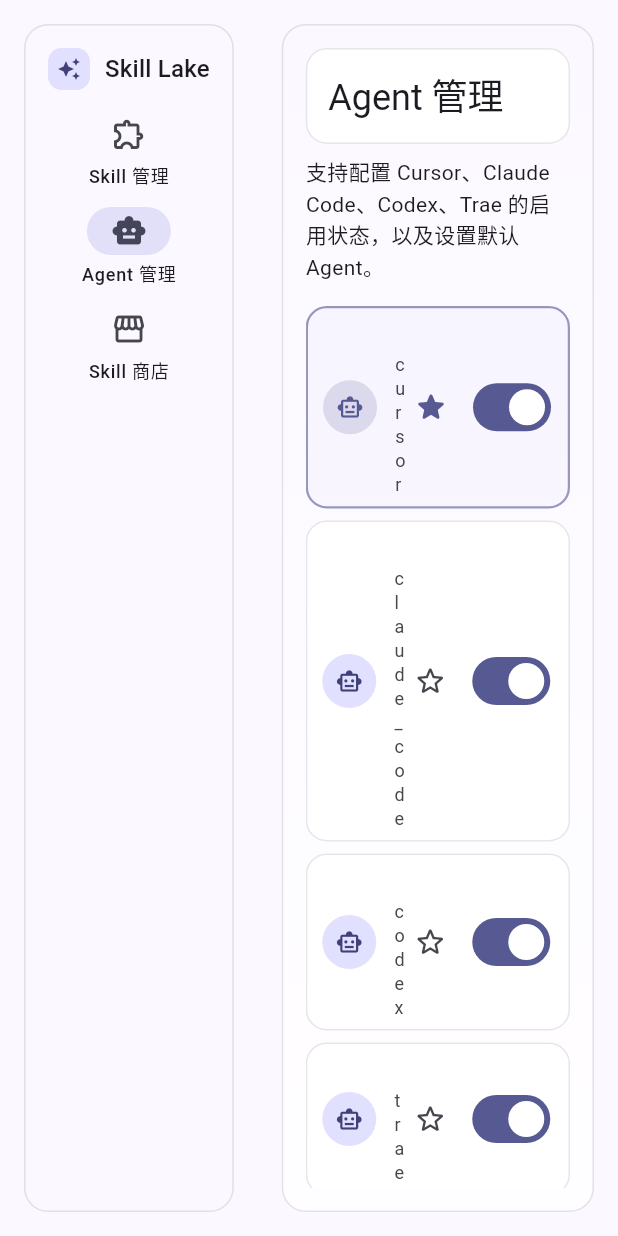
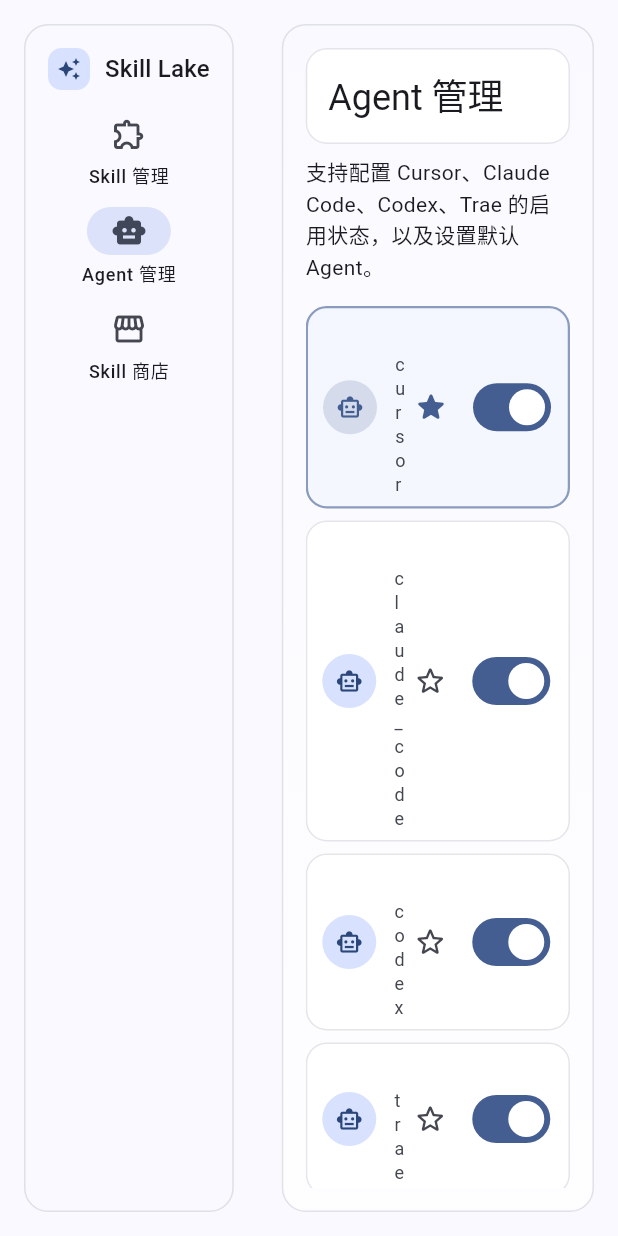
Before and after one commit to emlog/skill-lake, a Flutter app: the screen it shows after launch, after a tap on "Agent 管理", on a phone screen of 412 x 824 dp. Run offline on Flutter 3.47's test engine with Material 3 defaults, Android fonts, the phone set to English and light mode, and no system bars; our stand-ins replace file_picker.

Commit message:
refactor: update app branding, increment version, and unify theme configuration with system-adaptive Material 3 styles

```diff
--- a/lib/main.dart
+++ b/lib/main.dart
@@ -15,44 +15,45 @@
 class SkillLakeApp extends StatelessWidget {
   const SkillLakeApp({super.key});
 
-  @override
-  Widget build(BuildContext context) {
-    // 使用蓝紫色作为主色调，同时支持浅色和深色模式
-    const Color seedColor = Color(0xFF6366F1);
+  /// 构建通用主题的辅助方法，浅色/深色共享相同的结构定义。
+  ///
+  /// [brightness] 决定生成浅色还是深色主题。
+  /// 所有颜色均由 Material 3 的 ColorScheme.fromSeed 推导，
+  /// 不硬编码任何色值，确保跟随系统外观自适应。
+  static ThemeData _buildTheme(Brightness brightness) {
+    // macOS 原生系统蓝色 (Apple System Blue)
+    const Color seedColor = Color(0xFF007AFF);
+    final ColorScheme colorScheme = ColorScheme.fromSeed(
+      seedColor: seedColor,
+      brightness: brightness,
+    );
 
-    return MaterialApp(
-      title: 'Skill Lake',
-      debugShowCheckedModeBanner: false,
-      // 浅色主题：跟随系统浅色模式
-      theme: ThemeData(
-        colorScheme: ColorScheme.fromSeed(
-          seedColor: seedColor,
-          brightness: Brightness.light,
-        ),
+    return ThemeData(
+      colorScheme: colorScheme,
       useMaterial3: true,
       cardTheme: CardThemeData(
         elevation: 0,
         margin: EdgeInsets.zero,
         shape: RoundedRectangleBorder(
           borderRadius: BorderRadius.circular(14),
-            side: BorderSide(
-              color: Colors.grey.shade200,
-            ),
+          // 使用 ColorScheme 语义化边框色，自动适配深浅模式
+          side: BorderSide(color: colorScheme.outlineVariant),
         ),
       ),
       inputDecorationTheme: InputDecorationTheme(
         filled: true,
+        fillColor: colorScheme.surfaceContainerLowest,
         border: OutlineInputBorder(
           borderRadius: BorderRadius.circular(12),
-            borderSide: BorderSide(color: Colors.grey.shade300),
+          borderSide: BorderSide(color: colorScheme.outlineVariant),
         ),
         enabledBorder: OutlineInputBorder(
           borderRadius: BorderRadius.circular(12),
-            borderSide: BorderSide(color: Colors.grey.shade300),
+          borderSide: BorderSide(color: colorScheme.outlineVariant),
         ),
         focusedBorder: OutlineInputBorder(
           borderRadius: BorderRadius.circular(12),
-            borderSide: const BorderSide(color: seedColor, width: 1.4),
+          borderSide: BorderSide(color: colorScheme.primary, width: 1.4),
         ),
       ),
       snackBarTheme: SnackBarThemeData(
@@ -61,47 +62,19 @@
           borderRadius: BorderRadius.circular(12),
         ),
       ),
-      ),
-      // 深色主题：跟随系统深色模式
-      darkTheme: ThemeData(
-        colorScheme: ColorScheme.fromSeed(
-          seedColor: seedColor,
-          brightness: Brightness.dark,
-        ),
-        useMaterial3: true,
-        cardTheme: CardThemeData(
-          elevation: 0,
-          margin: EdgeInsets.zero,
-          shape: RoundedRectangleBorder(
-            borderRadius: BorderRadius.circular(14),
-            side: BorderSide(
-              color: Colors.grey.shade800,
-            ),
-          ),
-        ),
-        inputDecorationTheme: InputDecorationTheme(
-          filled: true,
-          border: OutlineInputBorder(
-            borderRadius: BorderRadius.circular(12),
-            borderSide: BorderSide(color: Colors.grey.shade700),
-          ),
-          enabledBorder: OutlineInputBorder(
-            borderRadius: BorderRadius.circular(12),
-            borderSide: BorderSide(color: Colors.grey.shade700),
-          ),
-          focusedBorder: OutlineInputBorder(
-            borderRadius: BorderRadius.circular(12),
-            borderSide: const BorderSide(color: seedColor, width: 1.4),
-          ),
-        ),
-        snackBarTheme: SnackBarThemeData(
-          behavior: SnackBarBehavior.floating,
-          shape: RoundedRectangleBorder(
-            borderRadius: BorderRadius.circular(12),
-          ),
-        ),
-      ),
-      // 主题模式跟随系统
+    );
+  }
+
+  @override
+  Widget build(BuildContext context) {
+    return MaterialApp(
+      title: 'Skill Lake',
+      debugShowCheckedModeBanner: false,
+      // 浅色主题
+      theme: _buildTheme(Brightness.light),
+      // 深色主题
+      darkTheme: _buildTheme(Brightness.dark),
+      // 跟随系统浅色/深色模式自动切换
       themeMode: ThemeMode.system,
       home: const HomeScreen(),
     );
--- a/pubspec.yaml
+++ b/pubspec.yaml
@@ -1,7 +1,7 @@
 name: skill_lake
 description: A local AI agent skill manager app for macOS, built with Flutter.
 publish_to: "none"
-version: 0.1.0+1
+version: 1.0.0+1
 
 environment:
   sdk: ">=3.3.0 <4.0.0"
```
Also changed, not shown: 1 other file. Lines whose indentation alone changed are shown as unchanged.
